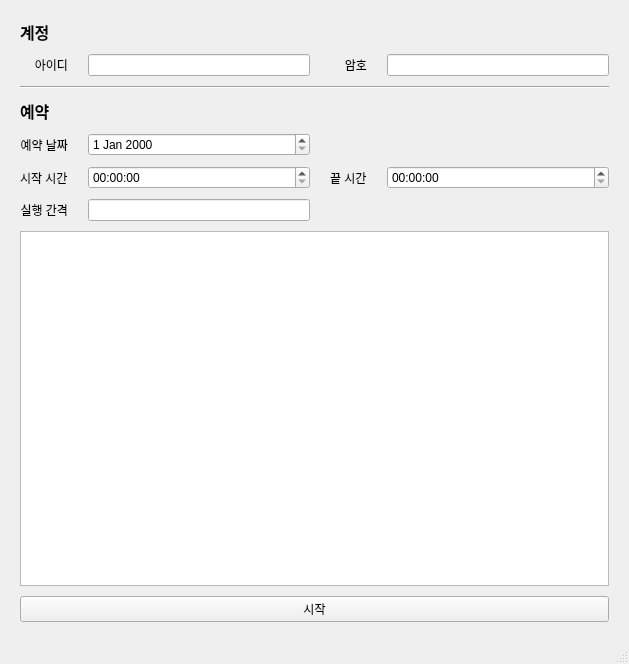
gyuha/namyeoju-golf-club, file app/ui/MainWindow.ui: the form before one commit.
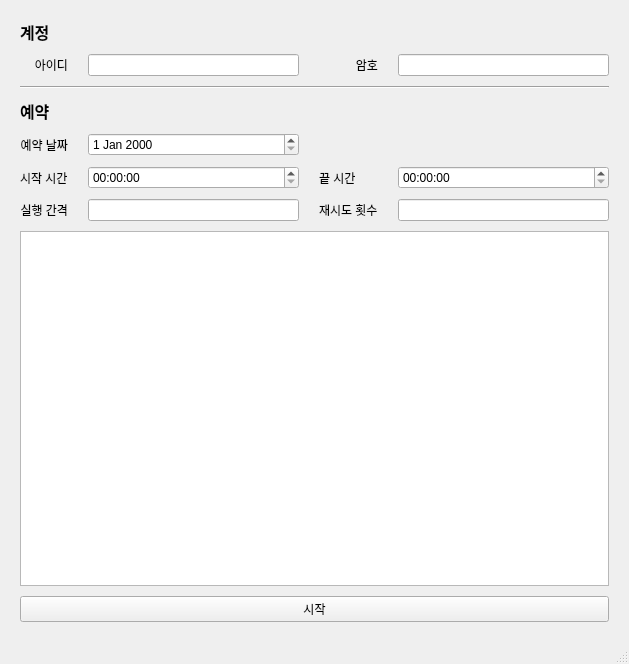
The form after the commit.

What changed in the file:
```diff
--- a/app/ui/MainWindow.ui
+++ b/app/ui/MainWindow.ui
@@ -201,6 +201,16 @@
         </property>
        </widget>
       </item>
+      <item row="7" column="2">
+       <widget class="QLabel" name="label_9">
+        <property name="text">
+         <string>재시도 횟수</string>
+        </property>
+       </widget>
+      </item>
+      <item row="7" column="3">
+       <widget class="QLineEdit" name="leRetryCount"/>
+      </item>
      </layout>
     </item>
    </layout>
```
